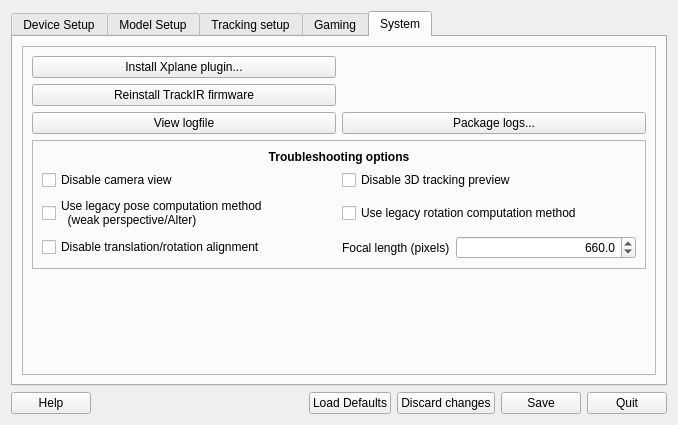
Old version of the form src/qt_gui/ltr.ui in the repository fwfa123/linuxtrackx-ir.
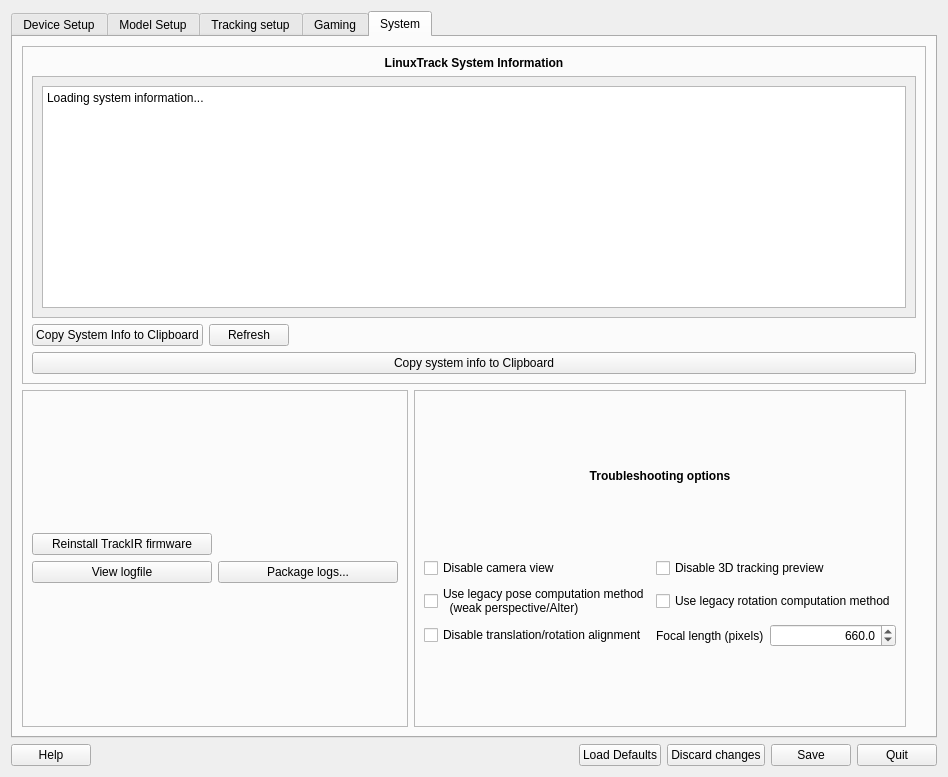
New version of the form. The open tabs and pages were chosen to show the change. Icons and pictures are not drawn.

Commit message: feat: Add comprehensive System Information feature and fix OpenGL crashes

```diff
--- a/src/qt_gui/ltr.ui
+++ b/src/qt_gui/ltr.ui
@@ -6,8 +6,8 @@
    <rect>
     <x>0</x>
     <y>0</y>
-    <width>678</width>
-    <height>425</height>
+    <width>948</width>
+    <height>777</height>
    </rect>
   </property>
   <property name="sizePolicy">
@@ -33,7 +33,7 @@
       </sizepolicy>
      </property>
      <property name="currentIndex">
-      <number>0</number>
+      <number>3</number>
      </property>
      <widget class="QWidget" name="tab">
       <attribute name="title">
@@ -118,7 +118,7 @@
       <attribute name="title">
        <string>Gaming</string>
       </attribute>
-      <layout class="QVBoxLayout" name="gamingLayout">
+      <layout class="QVBoxLayout" name="gamingTabLayout">
        <item>
         <widget class="QPushButton" name="InstallTirMfcButton">
          <property name="text">
@@ -127,68 +127,81 @@
         </widget>
        </item>
        <item>
-        <layout class="QHBoxLayout" name="platformButtonsLayout">
-         <item>
+        <layout class="QGridLayout" name="gridLayout_3">
+         <item row="0" column="0">
           <widget class="QPushButton" name="SteamProtonButton">
            <property name="text">
             <string>Steam (Proton)</string>
            </property>
           </widget>
          </item>
-         <item>
+         <item row="0" column="1">
+          <widget class="QPushButton" name="CustomPrefixButton">
+           <property name="text">
+            <string>Custom Prefix</string>
+           </property>
+          </widget>
+         </item>
+         <item row="0" column="2">
           <widget class="QPushButton" name="LutrisButton">
            <property name="text">
             <string>Lutris</string>
            </property>
           </widget>
          </item>
-         <item>
+         <item row="1" column="0">
           <widget class="QPushButton" name="OtherPlatformButton">
            <property name="text">
             <string>Other Platform</string>
            </property>
           </widget>
          </item>
-        </layout>
-       </item>
-       <item>
-        <layout class="QHBoxLayout" name="utilityButtonsLayout">
-         <item>
-          <widget class="QPushButton" name="CustomPrefixButton">
-           <property name="text">
-            <string>Custom Prefix</string>
-           </property>
-          </widget>
-         </item>
-         <item>
-          <widget class="QPushButton" name="BatchInstallButton">
-           <property name="text">
-            <string>Batch Install</string>
-           </property>
-          </widget>
-         </item>
-         <item>
+         <item row="1" column="2">
           <widget class="QPushButton" name="WinePrefixButton">
            <property name="text">
             <string>Wine Prefix</string>
            </property>
           </widget>
          </item>
+         <item row="1" column="1">
+          <widget class="QPushButton" name="XplanePluginButton">
+           <property name="text">
+            <string>Install Xplane plugin...</string>
+           </property>
+          </widget>
+         </item>
         </layout>
        </item>
        <item>
-        <widget class="QPushButton" name="LaunchMickeyButton">
-         <property name="text">
-          <string>Launch Mickey (TrackIR)</string>
+        <spacer name="verticalSpacer_3">
+         <property name="orientation">
+          <enum>Qt::Vertical</enum>
          </property>
-        </widget>
+         <property name="sizeHint" stdset="0">
+          <size>
+           <width>20</width>
+           <height>40</height>
+          </size>
+         </property>
+        </spacer>
        </item>
        <item>
-        <widget class="QPushButton" name="LaunchLtrPipeButton">
-         <property name="text">
-          <string>Launch ltr_pipe for Antimicrox</string>
-         </property>
-        </widget>
+        <layout class="QHBoxLayout" name="horizontalLayout_3">
+         <item>
+          <widget class="QPushButton" name="LaunchMickeyButton">
+           <property name="text">
+            <string>Launch Mickey (TrackIR)</string>
+           </property>
+          </widget>
+         </item>
+         <item>
+          <widget class="QPushButton" name="LaunchLtrPipeButton">
+           <property name="text">
+            <string>Launch ltr_pipe for Antimicrox</string>
+           </property>
+          </widget>
+         </item>
+        </layout>
        </item>
       </layout>
      </widget>
@@ -196,52 +209,161 @@
       <attribute name="title">
        <string>System</string>
       </attribute>
-      <layout class="QHBoxLayout" name="horizontalLayout_7">
+      <layout class="QVBoxLayout" name="systemTabLayout">
        <item>
-        <widget class="QFrame" name="frame_2">
+        <widget class="QFrame" name="frame_system_info">
          <property name="frameShape">
           <enum>QFrame::StyledPanel</enum>
          </property>
          <property name="frameShadow">
           <enum>QFrame::Raised</enum>
          </property>
-         <layout class="QVBoxLayout" name="verticalLayout_3">
+         <layout class="QVBoxLayout" name="verticalLayout_system_info">
           <item>
-           <layout class="QGridLayout" name="gridLayout">
-            <item row="0" column="0">
-             <widget class="QPushButton" name="XplanePluginButton">
+           <widget class="QLabel" name="label_system_info_title">
+            <property name="sizePolicy">
+             <sizepolicy hsizetype="Preferred" vsizetype="Maximum">
+              <horstretch>0</horstretch>
+              <verstretch>0</verstretch>
+             </sizepolicy>
+            </property>
+            <property name="font">
+             <font>
+              <weight>75</weight>
+              <bold>true</bold>
+             </font>
+            </property>
+            <property name="text">
+             <string>LinuxTrack System Information</string>
+            </property>
+            <property name="alignment">
+             <set>Qt::AlignCenter</set>
+             </property>
+           </widget>
+          </item>
+          <item>
+           <widget class="QScrollArea" name="scrollArea_system_info">
+            <property name="sizePolicy">
+             <sizepolicy hsizetype="Preferred" vsizetype="Expanding">
+              <horstretch>0</horstretch>
+              <verstretch>0</verstretch>
+             </sizepolicy>
+            </property>
+            <property name="widgetResizable">
+             <bool>true</bool>
+            </property>
+            <widget class="QWidget" name="scrollAreaWidgetContents">
+             <property name="geometry">
+              <rect>
+               <x>0</x>
+               <y>0</y>
+               <width>200</width>
+               <height>200</height>
+              </rect>
+             </property>
+             <layout class="QVBoxLayout" name="verticalLayout_system_details">
+              <item>
+               <widget class="QTextEdit" name="textEdit_system_info">
+                <property name="sizePolicy">
+                 <sizepolicy hsizetype="Preferred" vsizetype="Expanding">
+                  <horstretch>0</horstretch>
+                  <verstretch>0</verstretch>
+                 </sizepolicy>
+                </property>
+                <property name="readOnly">
+                 <bool>true</bool>
+                </property>
+                <property name="text">
+                 <string>Loading system information...</string>
+                </property>
+               </widget>
+              </item>
+             </layout>
+            </widget>
+           </widget>
+          </item>
+          <item>
+           <layout class="QHBoxLayout" name="horizontalLayout_system_buttons">
+            <item>
+             <widget class="QPushButton" name="button_copy_system_info">
               <property name="text">
-               <string>Install Xplane plugin...</string>
+               <string>Copy System Info to Clipboard</string>
               </property>
              </widget>
             </item>
-            <item row="3" column="0">
-             <widget class="QPushButton" name="ViewLogButton">
+            <item>
+             <widget class="QPushButton" name="button_refresh_system_info">
               <property name="text">
-               <string>View logfile</string>
+               <string>Refresh</string>
               </property>
              </widget>
             </item>
-
-            <item row="3" column="1">
-             <widget class="QPushButton" name="PackageLogsButton">
-              <property name="text">
-               <string>Package logs...</string>
+            <item>
+             <spacer name="horizontalSpacer_system_info">
+              <property name="orientation">
+               <enum>Qt::Horizontal</enum>
               </property>
-             </widget>
-            </item>
-            <item row="1" column="0">
-             <widget class="QPushButton" name="TIRFWButton">
-              <property name="text">
-               <string>Reinstall TrackIR firmware</string>
+              <property name="sizeHint" stdset="0">
+               <size>
+                <width>40</width>
+                <height>20</height>
+               </size>
               </property>
-             </widget>
+             </spacer>
             </item>
-
            </layout>
           </item>
           <item>
-           <widget class="QFrame" name="frame_7">
+           <widget class="QPushButton" name="CopySystemInfoButton">
+            <property name="text">
+             <string>Copy system info to Clipboard</string>
+            </property>
+           </widget>
+          </item>
+         </layout>
+        </widget>
+       </item>
+       <item>
+        <layout class="QHBoxLayout" name="horizontalLayout_7">
+         <item>
+          <widget class="QFrame" name="frame_2">
+           <property name="frameShape">
+            <enum>QFrame::StyledPanel</enum>
+           </property>
+           <property name="frameShadow">
+            <enum>QFrame::Raised</enum>
+           </property>
+           <layout class="QVBoxLayout" name="verticalLayout_3">
+            <item>
+             <layout class="QGridLayout" name="gridLayout">
+              <item row="1" column="0">
+               <widget class="QPushButton" name="TIRFWButton">
+                <property name="text">
+                 <string>Reinstall TrackIR firmware</string>
+                </property>
+               </widget>
+              </item>
+              <item row="3" column="1">
+               <widget class="QPushButton" name="PackageLogsButton">
+                <property name="text">
+                 <string>Package logs...</string>
+                </property>
+               </widget>
+              </item>
+              <item row="3" column="0">
+               <widget class="QPushButton" name="ViewLogButton">
+                <property name="text">
+                 <string>View logfile</string>
+                </property>
+               </widget>
+              </item>
+             </layout>
+            </item>
+           </layout>
+          </widget>
+         </item>
+         <item>
+          <widget class="QFrame" name="frame_7">
             <property name="frameShape">
              <enum>QFrame::StyledPanel</enum>
             </property>
@@ -367,9 +489,8 @@
            </spacer>
           </item>
          </layout>
-        </widget>
-       </item>
-      </layout>
+        </item>
+       </layout>
      </widget>
     </widget>
    </item>
```
Left out of the diff: 1 changed line with no effect on the pictures. The commit also changes 3 other files.
